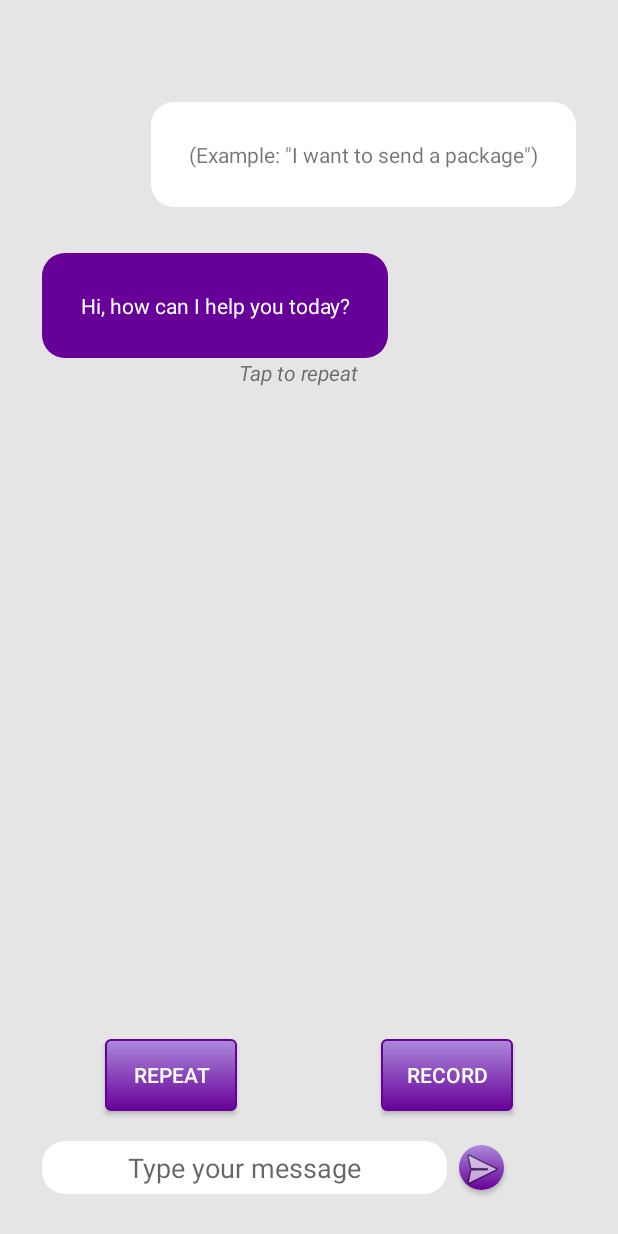
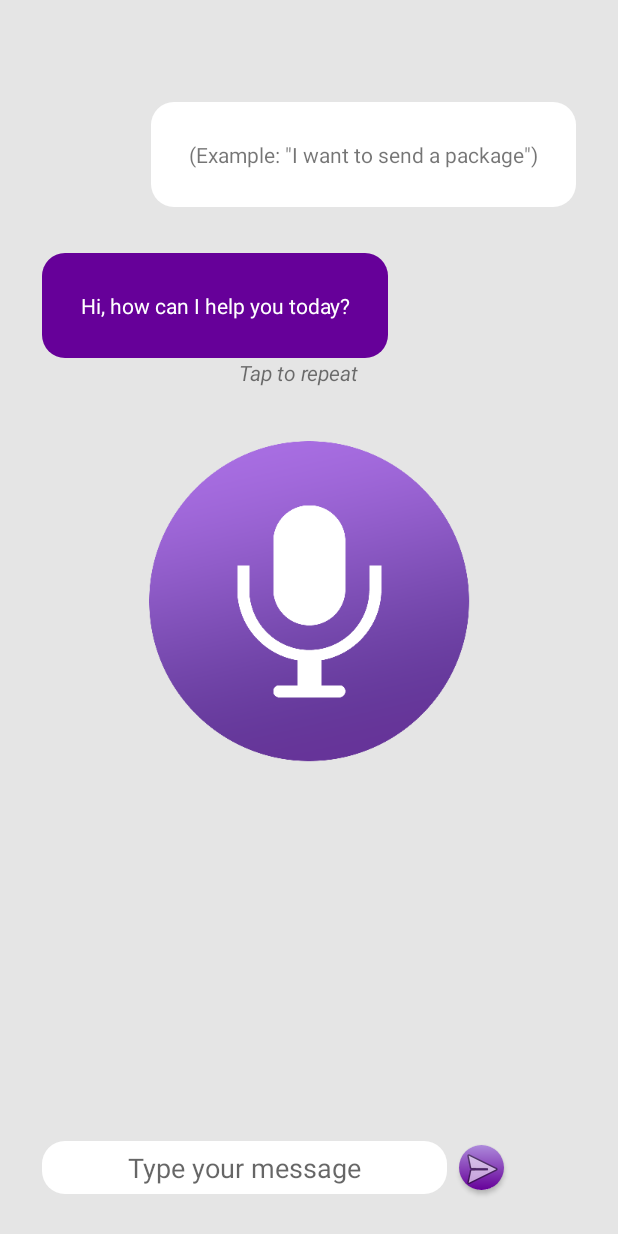
Before and after one commit to HarisSpahija/AIssistant, an Android app: the screen it shows after launch (MainActivity), after a tap on "Hi, how can I help you today?", on a phone screen of 412 x 824 dp. Run offline under Robolectric (Android 15) with nearby library versions, the light colour scheme and no system bars; libraries missing offline, so code that uses them is left out: ai.api, ai.api.android, ai.api.model; 3 statements that could not run were skipped.

Commit message:
Added double tap functionality, you can cancel requests now by tapping twice on the mic. Also it will stop recording on your command.

```diff
--- a/app/src/main/java/nl/spahija/dialogflow/MainActivity.java
+++ b/app/src/main/java/nl/spahija/dialogflow/MainActivity.java
@@ -1,6 +1,6 @@
 package nl.spahija.dialogflow;
 
-import android.nfc.Tag;
+import android.os.AsyncTask;
 import android.os.Build;
 import android.support.v7.app.AppCompatActivity;
 import android.os.Bundle;
@@ -8,25 +8,36 @@ import android.util.Log;
 import android.view.View;
 import android.widget.Button;
 import android.widget.EditText;
+import android.widget.ImageView;
 import android.widget.TextView;
 import android.speech.tts.TextToSpeech;
+import android.speech.tts.TextToSpeech.OnInitListener;
 
 import java.util.Locale;
 
 import ai.api.AIListener;
+import ai.api.AIServiceException;
 import ai.api.android.AIConfiguration;
 import ai.api.android.AIService;
 import ai.api.model.AIError;
+import ai.api.model.AIRequest;
 import ai.api.model.AIResponse;
 import ai.api.model.Result;
 
 public class MainActivity extends AppCompatActivity implements AIListener {
+
     AIService aiService;
     TextView textAI;
     TextView textClient;
+    ImageView button_record;
+
+    //TODO: editText is not functional
     EditText editText;
 
+    public boolean recording = false;
     private Button mButtonSpeak;
+
+    //Text Box contains this ttsAI
     private TextToSpeech ttsAI;
 
     private static final String tagDialogFlow = "DialogFlow: ";
@@ -37,16 +48,17 @@ public class MainActivity extends AppCompatActivity implements AIListener {
     protected void onCreate(Bundle savedInstanceState) {
         super.onCreate(savedInstanceState);
         setContentView(R.layout.activity_main);
+
         editText = findViewById(R.id.editText);
         textClient = findViewById(R.id.textClient);
         textAI = findViewById(R.id.textAI);
+        button_record = findViewById(R.id.button_record);
+
         final AIConfiguration config = new AIConfiguration("5d864df926f344eeb4a1055dac0624e9",
                 AIConfiguration.SupportedLanguages.English,
                 AIConfiguration.RecognitionEngine.System);
         aiService = AIService.getService(this, config);
         aiService.setListener(this);
-
-        mButtonSpeak = findViewById(R.id.button_speak);
 
         /**[ttsAI] create new Text to speech client.
          *
@@ -65,7 +77,7 @@ public class MainActivity extends AppCompatActivity implements AIListener {
                             || result == TextToSpeech.LANG_NOT_SUPPORTED) {
                         Log.e(tagTextToSpeech, "Language not supported.");
                     } else {
-                        mButtonSpeak.setEnabled(true);
+//                        mButtonSpeak.setEnabled(true);
                     }
                 } else {
                     Log.e(tagTextToSpeech, "Initialization failed.");
@@ -82,24 +94,21 @@ public class MainActivity extends AppCompatActivity implements AIListener {
         });
     }
 
-    //START RECORDING
-    public void buttonClicked(View view) {
-        aiService.startListening();
-    }
-
     //RESPONSE RECEIVED
     @Override // here process response
     public void onResult(AIResponse result) {
 
-        Log.d(tagDialogFlow, result.toString());
         Result result1 = result.getResult();
         textClient.setText(result1.getResolvedQuery());
         textAI.setText(result1.getFulfillment().getSpeech());
+
         speak();
+
     }
 
     //TEXT TO SPEECH FUNCTION
     private void speak() {
+        boolean checker = false;
         String text = textAI.getText().toString();
         if (Build.VERSION.SDK_INT >= Build.VERSION_CODES.LOLLIPOP) {
             ttsAI.speak(text,TextToSpeech.QUEUE_FLUSH,null,null);
@@ -120,15 +129,35 @@ public class MainActivity extends AppCompatActivity implements AIListener {
 
     @Override // indicate start listening here
     public void onListeningStarted() {
-
+        button_record.setImageResource(R.mipmap.logo_in);
+        recording = true;
     }
 
     @Override // indicate stop listening here
     public void onListeningCanceled() {
-
+        button_record.setImageResource(R.mipmap.logo_in);
+        recording = false;
     }
 
     @Override // indicate stop listening here
     public void onListeningFinished() {
+        button_record.setImageResource(R.mipmap.logo);
+        recording = false;
+    }
+
+    public void talkToAi(View view) {
+
+        if (recording) {
+            aiService.stopListening();
+        } else {
+            ttsAI.stop();
+            aiService.startListening();
+        }
+    }
+
+    //TODO: Debug text to AI
+    public void textToAi(View view) {
+        AIRequest aiRequest = new AIRequest();
+        aiRequest.setQuery(editText.getText().toString());
     }
 }
--- a/app/src/main/res/layout/activity_main.xml
+++ b/app/src/main/res/layout/activity_main.xml
@@ -55,47 +55,11 @@
         app:layout_constraintTop_toBottomOf="@+id/textClient"
         app:layout_constraintVertical_bias="0.04" />
 
-    <Button
-        android:id="@+id/button_speak"
-        style="@style/Widget.AppCompat.Button.Colored"
-        android:layout_width="wrap_content"
-        android:layout_height="wrap_content"
-        android:layout_marginBottom="20dp"
-        android:layout_marginStart="50dp"
-        android:layout_marginTop="8dp"
-        android:background="@drawable/button_style"
-        android:text="Repeat"
-        android:textColor="@color/colorWhiteText"
-        app:layout_constraintBottom_toTopOf="@+id/editText"
-        app:layout_constraintStart_toStartOf="parent"
-        app:layout_constraintTop_toBottomOf="@+id/textAI"
-        app:layout_constraintVertical_bias="1.0" />
-
-    <Button
-        android:id="@+id/button"
-        android:layout_width="wrap_content"
-        android:layout_height="wrap_content"
-        android:layout_marginBottom="20dp"
-        android:layout_marginEnd="50dp"
-        android:layout_marginStart="8dp"
-        android:layout_marginTop="8dp"
-        android:background="@drawable/button_style"
-        android:onClick="buttonClicked"
-        android:text="Record"
-        android:textColor="@color/colorWhiteText"
-        app:layout_constraintBottom_toTopOf="@+id/editText"
-        app:layout_constraintEnd_toEndOf="parent"
-        app:layout_constraintHorizontal_bias="1.0"
-        app:layout_constraintStart_toEndOf="@+id/button_speak"
-        app:layout_constraintTop_toBottomOf="@+id/textAI"
-        app:layout_constraintVertical_bias="1.0" />
-
     <EditText
         android:id="@+id/editText"
         android:layout_width="270dp"
         android:layout_height="wrap_content"
         android:layout_marginBottom="8dp"
-        android:layout_marginEnd="8dp"
         android:layout_marginStart="8dp"
         android:layout_marginTop="8dp"
         android:background="@drawable/edittext_style"
@@ -111,8 +75,6 @@
         android:textAlignment="center"
         android:textColor="@color/colorPurpleDark"
         app:layout_constraintBottom_toBottomOf="parent"
-        app:layout_constraintEnd_toStartOf="@+id/button"
-        app:layout_constraintHorizontal_bias="0.0"
         app:layout_constraintStart_toStartOf="parent"
         app:layout_constraintTop_toBottomOf="@+id/textAI"
         app:layout_constraintVertical_bias="1.0" />
@@ -128,6 +90,7 @@
         android:adjustViewBounds="false"
         android:background="@drawable/button_send_style"
         android:drawableTop="@android:drawable/ic_menu_send"
+        android:onClick="textToAi"
         app:layout_constraintBottom_toBottomOf="@+id/editText"
         app:layout_constraintEnd_toEndOf="parent"
         app:layout_constraintHorizontal_bias="0.0"
@@ -147,4 +110,20 @@
         app:layout_constraintStart_toStartOf="@+id/textAI"
         app:layout_constraintTop_toBottomOf="@+id/textAI" />
 
+    <ImageView
+        android:id="@+id/button_record"
+        android:layout_width="wrap_content"
+        android:layout_height="wrap_content"
+        android:layout_marginBottom="8dp"
+        android:layout_marginEnd="8dp"
+        android:layout_marginStart="8dp"
+        android:layout_marginTop="8dp"
+        android:onClick="talkToAi"
+        android:src="@mipmap/logo"
+        app:layout_constraintBottom_toBottomOf="parent"
+        app:layout_constraintEnd_toEndOf="parent"
+        app:layout_constraintStart_toStartOf="parent"
+        app:layout_constraintTop_toBottomOf="@+id/textView"
+        app:layout_constraintVertical_bias="0.0" />
+
 </android.support.constraint.ConstraintLayout>
```
Also changed, not shown: app/src/main/res/mipmap-xxxhdpi/logo.png (added), app/src/main/res/mipmap-xxxhdpi/logo_in.png (added), app/src/main/res/mipmap-xxxhdpi/logo_out.png (added).
